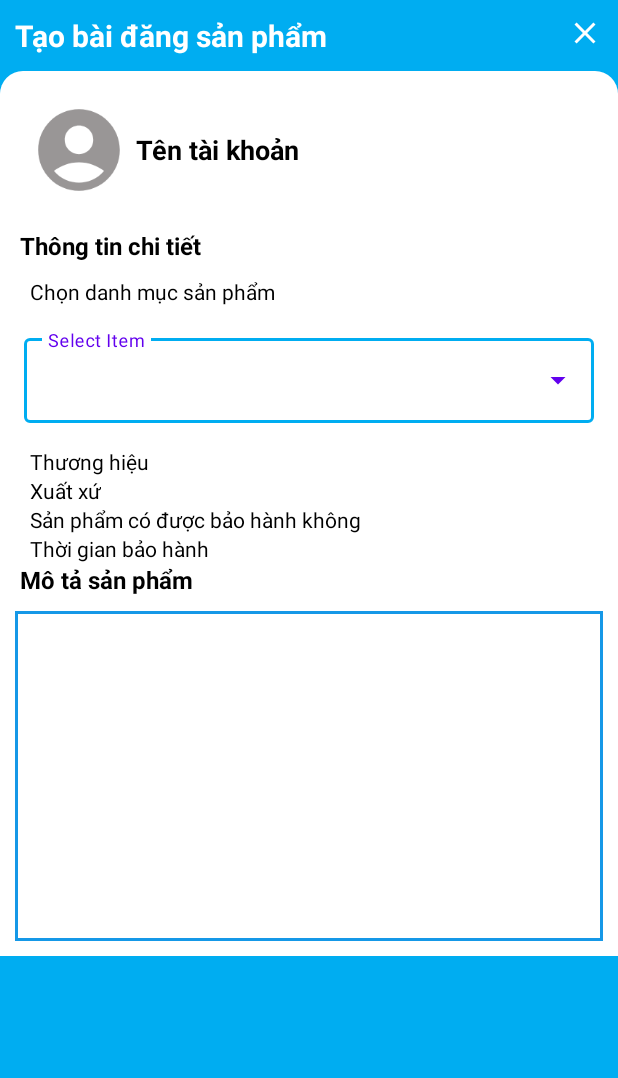
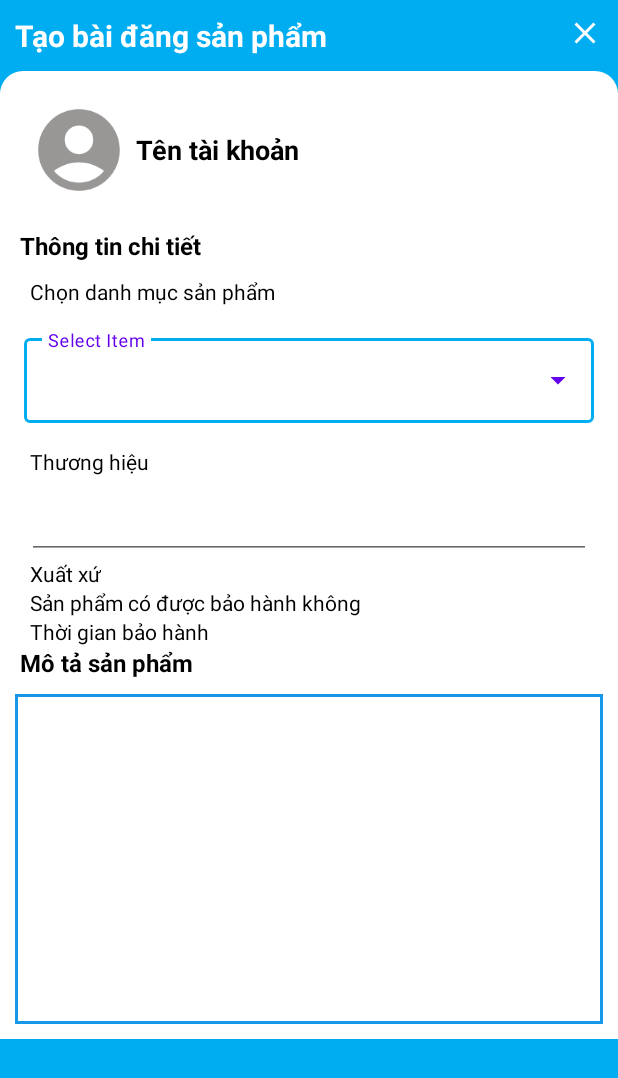
Before and after one commit to zira2801/demotiki, an Android app: the DangSPActivity screen opened directly, with no data from a screen before it, on a phone screen of 412 x 824 dp. Shown: the top 1078 px of the screen. Run offline under Robolectric (Android 15) with nearby library versions, the phone set to English and light mode, and no system bars; our stand-ins replace CircleImageView.

Commit message:
finished project

```diff
--- /dev/null
+++ b/app/src/main/res/drawable/background_dangbai.xml
@@ -0,0 +1,4 @@
+<?xml version="1.0" encoding="utf-8"?>
+<selector xmlns:android="http://schemas.android.com/apk/res/android">
+
+</selector>
--- a/app/src/main/res/layout/activity_dang_spactivity.xml
+++ b/app/src/main/res/layout/activity_dang_spactivity.xml
@@ -103,6 +103,12 @@
                 android:text="Thương hiệu"
                 android:textColor="@color/black"
                 android:layout_marginStart="20dp"/>
+            <EditText
+                android:layout_width="match_parent"
+                android:layout_height="wrap_content"
+                android:layout_marginTop="10dp"
+                android:layout_marginStart="18dp"
+                android:layout_marginEnd="18dp"/>
             <TextView
                 android:layout_width="wrap_content"
                 android:layout_height="wrap_content"
```
